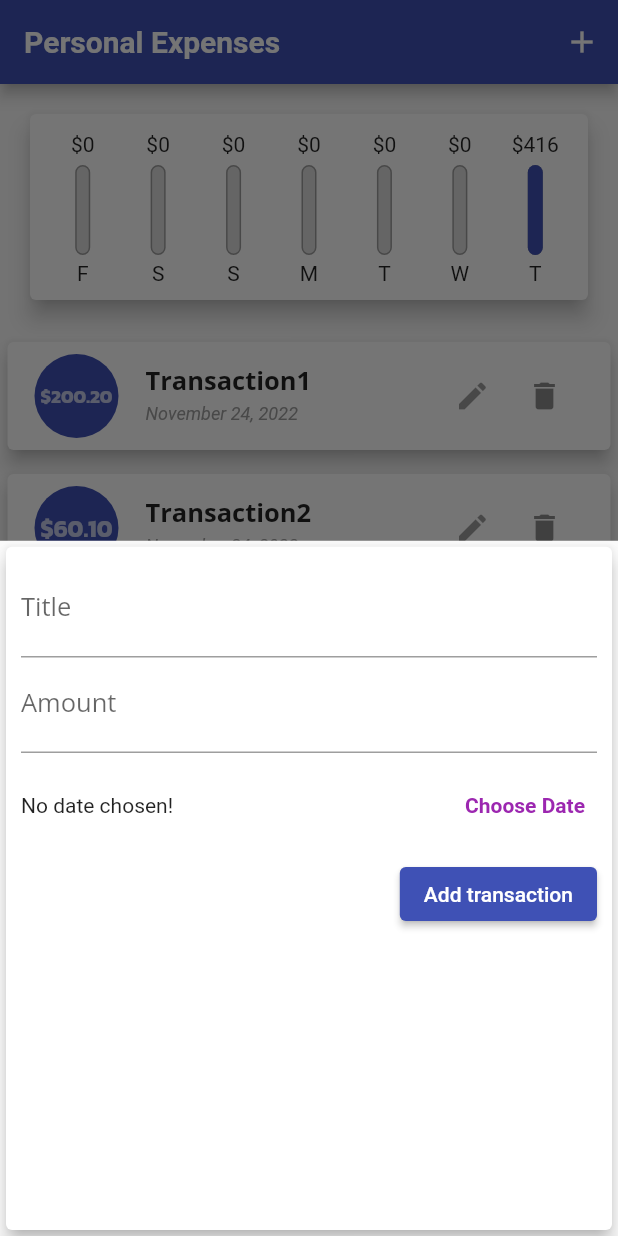
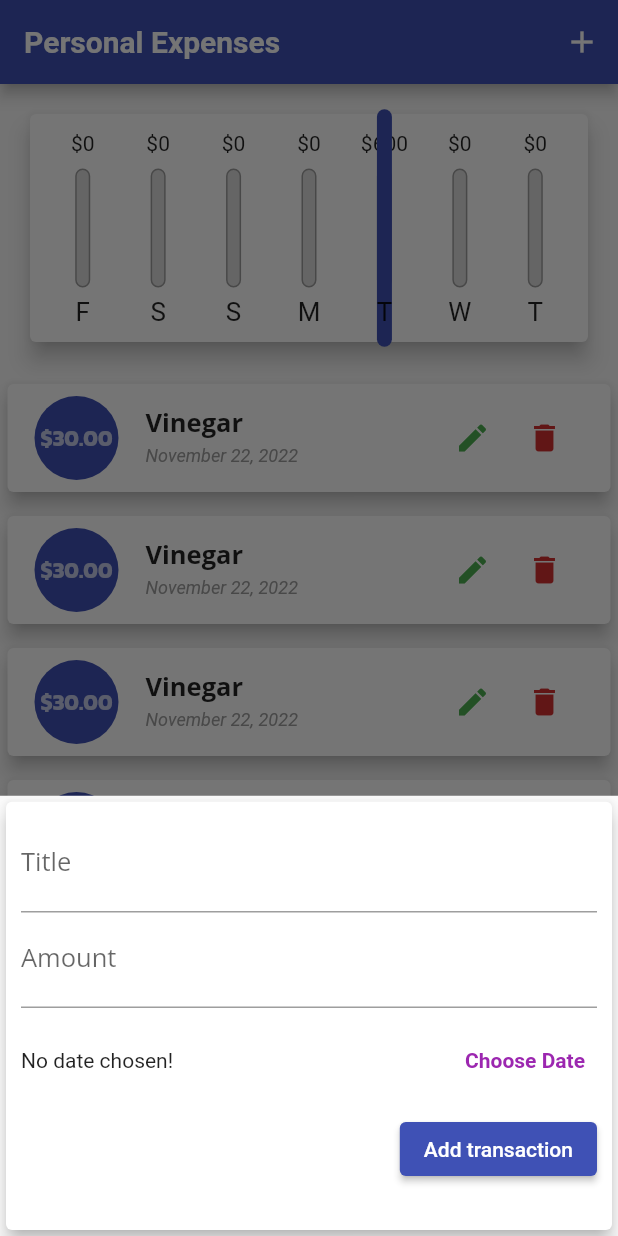
Before and after one commit to k2bralex/expenses_tracker, a Flutter app: the screen it shows after launch, after a tap on the "add" icon, on a phone screen of 412 x 824 dp. Run offline on Flutter 3.47's test engine with Material 2 defaults, Android fonts, the phone set to English and light mode, and no system bars.

Commit message:
edit + random_fill + cupertino

```diff
--- a/lib/main.dart
+++ b/lib/main.dart
@@ -1,12 +1,17 @@
+import 'dart:io';
+
 import 'package:expenses_tracker/widgets/chart.dart';
 import 'package:expenses_tracker/widgets/new_transactions.dart';
 import 'package:expenses_tracker/widgets/transaction_list.dart';
 import 'package:flutter/material.dart';
+import 'package:flutter/cupertino.dart';
 import 'package:expenses_tracker/theme/app_theme_data.dart';
 
 import 'models/transaction.dart';
+import 'models/transction_list_random_fill.dart';
 
 void main() {
+  //SystemChrome.setPreferredOrientations([DeviceOrientation.portraitUp]);
   runApp(const MyApp());
 }
 
@@ -31,38 +36,9 @@ class MyHomePage extends StatefulWidget {
 }
 
 class _MyHomePageState extends State<MyHomePage> {
-  final List<Transaction> _transactionList = [
-    Transaction(
-      id: 't1',
-      title: 'Transaction1',
-      amount: 200.20,
-      date: DateTime.now(),
-    ),
-    Transaction(
-      id: 't2',
-      title: 'Transaction2',
-      amount: 60.10,
-      date: DateTime.now(),
-    ),
-    Transaction(
-      id: 't3',
-      title: 'Transaction3',
-      amount: 18.22,
-      date: DateTime.now(),
-    ),
-    Transaction(
-      id: 't4',
-      title: 'Transaction4',
-      amount: 15.98,
-      date: DateTime.now(),
-    ),
-    Transaction(
-      id: 't5',
-      title: 'Transaction5',
-      amount: 121.45,
-      date: DateTime.now(),
-    ),
-  ];
+  final List<Transaction> _transactionList = transactionListRandomFill(20);
+
+  bool _showChart = false;
 
   List<Transaction> get _recentTransactionList {
     return _transactionList.where((tr) {
@@ -96,10 +72,34 @@ class _MyHomePageState extends State<MyHomePage> {
     });
   }
 
+  void _deleteTransaction(String id) {
+    setState(() {
+      _transactionList.removeWhere((tr) => tr.id == id);
+    });
+  }
+
+  void _editTransaction(String id) {
+    var editTransaction = _transactionList.firstWhere((tr) => tr.id == id);
+    showModalBottomSheet(
+        context: context,
+        builder: (btx) {
+          return GestureDetector(
+            onTap: null,
+            behavior: HitTestBehavior.opaque,
+            child: NewTransaction(
+              addHandler: _addNewTransaction,
+              edited: editTransaction,
+            ),
+          );
+        });
+    _transactionList.removeWhere((tr) => tr.id == id);
+  }
+
   @override
   Widget build(BuildContext context) {
-    return Scaffold(
-      appBar: AppBar(
+    final isLandscape =
+        MediaQuery.of(context).orientation == Orientation.landscape;
+    var appBar = AppBar(
       actions: [
         IconButton(
           onPressed: () => _startNewTransaction(context),
@@ -112,21 +112,101 @@ class _MyHomePageState extends State<MyHomePage> {
       title: const Text(
         'Personal Expenses',
       ),
-      ),
-      body: SingleChildScrollView(
-        child: Column(
+    );
+    final pageBody = LayoutBuilder(builder: (context, constraints) {
+      return Column(
         mainAxisAlignment: MainAxisAlignment.start,
         crossAxisAlignment: CrossAxisAlignment.stretch,
         children: [
-            Chart(
-              recentTransactions: _recentTransactionList,
+          if (isLandscape)
+            Column(
+              children: [
+                SizedBox(
+                  height: constraints.maxHeight * 0.2,
+                  child: Row(
+                    mainAxisAlignment: MainAxisAlignment.center,
+                    children: [
+                      Text(
+                        "Chart Hide",
+                        style: Theme.of(context).textTheme.titleMedium,
                       ),
-            TransactionList(transactions: _transactionList),
+                      Switch.adaptive(
+                          activeColor: Colors.amber,
+                          value: _showChart,
+                          onChanged: (val) {
+                            setState(() {
+                              _showChart = val;
+                            });
+                          }),
+                      Text(
+                        "Show",
+                        style: Theme.of(context).textTheme.titleMedium,
+                      ),
                     ],
                   ),
                 ),
-      floatingActionButtonLocation: FloatingActionButtonLocation.centerFloat,
-      floatingActionButton: FloatingActionButton(
+                _showChart
+                    ? SizedBox(
+                        height: constraints.maxHeight * 0.75,
+                        child: Chart(
+                          recentTransactions: _recentTransactionList,
+                        ),
+                      )
+                    : SizedBox(
+                        height: constraints.maxHeight * 0.75,
+                        child: TransactionList(
+                          transactions: _transactionList,
+                          delete: _deleteTransaction,
+                          edit: _editTransaction,
+                        ),
+                      ),
+              ],
+            ),
+          if (!isLandscape)
+            SizedBox(
+              height: constraints.maxHeight * 0.25,
+              child: Chart(
+                recentTransactions: _recentTransactionList,
+              ),
+            ),
+          if (!isLandscape)
+            SizedBox(
+              height: constraints.maxHeight * 0.75,
+              child: TransactionList(
+                transactions: _transactionList,
+                delete: _deleteTransaction,
+                edit: _editTransaction,
+              ),
+            ),
+        ],
+      );
+    });
+    return Platform.isIOS
+        ? CupertinoPageScaffold(
+            navigationBar: CupertinoNavigationBar(
+              backgroundColor: Theme.of(context).primaryColor,
+              middle: Text(
+                "Personal Expenses",
+                style: Theme.of(context).textTheme.titleLarge,
+              ),
+              trailing: const Padding(
+                padding: EdgeInsets.only(right: 10.0),
+                child: Text(
+                  "Add",
+                  style: TextStyle(color: Colors.white),
+                ),
+              ),
+            ),
+            child: SafeArea(child: pageBody),
+          )
+        : Scaffold(
+            appBar: appBar,
+            body: pageBody,
+            floatingActionButtonLocation:
+                FloatingActionButtonLocation.centerFloat,
+            floatingActionButton: Platform.isIOS
+                ? Container()
+                : FloatingActionButton(
                     onPressed: () => _startNewTransaction(context),
                     child: const Icon(Icons.add),
                   ),
--- /dev/null
+++ b/lib/models/transction_list_random_fill.dart
@@ -0,0 +1,40 @@
+import 'dart:math';
+
+import 'package:expenses_tracker/models/transaction.dart';
+
+List<String> titles = [
+  'Water',
+  'Coffee',
+  'Pasta',
+  'Rice',
+  'Bread',
+  'Meat',
+  'Fish',
+  'Butter',
+  'Milk',
+  'Eggs',
+  'Cheese',
+  'Yogurt',
+  'Onions',
+  'Garlic',
+  'Fruit',
+  'Vegetables',
+  'Vinegar',
+  'Honey'
+];
+
+List<Transaction> transactionListRandomFill(int len) {
+  return List<Transaction>.generate(len, (index) {
+    var tRand = titles.length;
+
+    var now = DateTime.now();
+    Random rnd = Random(now.microsecondsSinceEpoch);
+
+    String id = 'tr#$index';
+    String title = titles[Random().nextInt(tRand)];
+    double amount = 30 + rnd.nextDouble() * Random().nextInt(5)*100;
+    DateTime date = DateTime.now().subtract(Duration(days: Random().nextInt(7)));
+
+    return Transaction(id: id, title: title, amount: amount, date: date);
+  });
+}
--- a/lib/theme/app_theme_data.dart
+++ b/lib/theme/app_theme_data.dart
@@ -5,11 +5,15 @@ class AppThemeData {
     return ThemeData(
       primarySwatch: Colors.indigo,
       textTheme: ThemeData.light().textTheme.copyWith(
-        titleMedium: const TextStyle(
-          fontFamily: 'OpenSans',
-          fontSize: 17,
-        ),
-      ),
+            titleLarge: const TextStyle(
+                fontFamily: 'OpenSans',
+                color: Colors.white,
+                fontWeight: FontWeight.bold),
+            titleMedium: const TextStyle(
+              fontFamily: 'OpenSans',
+              fontSize: 17,
+            ),
+          ),
       appBarTheme: const AppBarTheme(
         titleTextStyle: TextStyle(
           fontWeight: FontWeight.bold,
--- a/lib/widgets/chart.dart
+++ b/lib/widgets/chart.dart
@@ -32,7 +32,9 @@ class Chart extends StatelessWidget {
 
   @override
   Widget build(BuildContext context) {
-    return Card(
+    return SizedBox(
+      height: MediaQuery.of(context).size.height * 0.4,
+      child: Card(
         elevation: 6,
         margin: const EdgeInsets.all(20),
         child: Padding(
@@ -46,9 +48,10 @@ class Chart extends StatelessWidget {
                     label: data['day'],
                     amount: data['amount'],
                     ofTotal:
-                      totalSpending == 0 ? 0.0 : data['amount'] / totalSpending),
+                        totalSpending == 0 ? 0.0 : data['amount'] / totalSpending * 2),
               );
             }).toList(),
+          ),
         ),
       ),
     );
--- a/lib/widgets/chart_bar.dart
+++ b/lib/widgets/chart_bar.dart
@@ -13,18 +13,21 @@ class ChartBar extends StatelessWidget {
 
   @override
   Widget build(BuildContext context) {
+    return LayoutBuilder(builder: (context, constraint) {
       return Column(
         children: [
           SizedBox(
-          height: 20,
+            height: constraint.maxHeight * 0.15,
             child: FittedBox(
               fit: BoxFit.scaleDown,
               child: Text('\$${amount.toStringAsFixed(0)}'),
             ),
           ),
-        const SizedBox(height: 4),
           SizedBox(
-          height: 60,
+            height: constraint.maxHeight * 0.05,
+          ),
+          SizedBox(
+            height: constraint.maxHeight * 0.6,
             width: 10,
             child: Stack(
               alignment: AlignmentDirectional.bottomEnd,
@@ -47,11 +50,17 @@ class ChartBar extends StatelessWidget {
               ],
             ),
           ),
-        const SizedBox(
-          height: 4,
+          SizedBox(
+            height: constraint.maxHeight * 0.05,
           ),
-        Text(label),
+          SizedBox(
+            height: constraint.maxHeight * 0.15,
+            child: FittedBox(
+              child: Text(label),
+            ),
+          ),
         ],
       );
+    });
   }
 }
--- a/lib/widgets/delete_alert_dialog.dart
+++ b/lib/widgets/delete_alert_dialog.dart
@@ -2,10 +2,10 @@ import 'package:flutter/material.dart';
 
 class DeleteAlertDialog extends StatelessWidget {
   final Function deleteHandler;
-  final int index;
+  final String id;
 
   const DeleteAlertDialog(
-      {super.key, required this.deleteHandler, required this.index});
+      {super.key, required this.deleteHandler, required this.id});
 
   @override
   Widget build(BuildContext context) {
@@ -15,7 +15,7 @@ class DeleteAlertDialog extends StatelessWidget {
       actions: [
         TextButton(
           onPressed: () {
-            deleteHandler(index);
+            deleteHandler(id);
             Navigator.of(context).pop();
           },
           child: const Text("Yes"),
--- a/lib/widgets/new_transactions.dart
+++ b/lib/widgets/new_transactions.dart
@@ -1,9 +1,18 @@
+import 'dart:io';
+
 import 'package:flutter/material.dart';
+import 'package:flutter/cupertino.dart';
 import 'package:flutter/services.dart';
 import 'package:intl/intl.dart';
 
+import '../models/transaction.dart';
+
 class NewTransaction extends StatefulWidget {
-  const NewTransaction({super.key, required this.addHandler});
+  NewTransaction({super.key, required this.addHandler, Transaction? edited}) {
+    this.edited = edited;
+  }
+
+  Transaction? edited;
 
   final Function addHandler;
 
@@ -12,9 +21,21 @@ class NewTransaction extends StatefulWidget {
 }
 
 class _NewTransactionState extends State<NewTransaction> {
-  final _titleController = TextEditingController();
-  final _amountController = TextEditingController();
+  late var _titleController = TextEditingController();
+  late var _amountController = TextEditingController();
   DateTime? _selectedDate;
+
+  @override
+  void initState() {
+    super.initState();
+    if (widget.edited != null) {
+      _titleController = TextEditingController(text: widget.edited!.title);
+      _amountController =
+          TextEditingController(text: widget.edited!.amount.toString());
+      _selectedDate = widget.edited!.date;
+      print(_selectedDate.toString());
+    }
+  }
 
   void _submit() {
     final newTitle = _titleController.text;
@@ -47,10 +68,15 @@ class _NewTransactionState extends State<NewTransaction> {
 
   @override
   Widget build(BuildContext context) {
-    return Card(
+    return SingleChildScrollView(
+      child: Card(
         elevation: 5,
         child: Container(
-        padding: const EdgeInsets.all(10),
+          padding: EdgeInsets.only(
+              top: 10,
+              left: 10,
+              right: 10,
+              bottom: MediaQuery.of(context).viewInsets.bottom + 30),
           child: Column(
             crossAxisAlignment: CrossAxisAlignment.end,
             children: [
@@ -79,10 +105,17 @@ class _NewTransactionState extends State<NewTransaction> {
                           ? 'No date chosen!'
                           : 'Picked data: ${DateFormat().add_yMd().format(_selectedDate!)}',
                     ),
-                  TextButton(
+                    Platform.isIOS
+                        ? CupertinoButton(
+                            onPressed: _presentDayPicker,
+                            child: const Text(
+                              'Choose Date',
+                            ),
+                          )
+                        : TextButton(
                             style: ButtonStyle(
-                      foregroundColor:
-                          MaterialStateProperty.all<Color>(Colors.purple),
+                              foregroundColor: MaterialStateProperty.all<Color>(
+                                  Colors.purple),
                             ),
                             onPressed: _presentDayPicker,
                             child: const Text(
@@ -93,13 +126,14 @@ class _NewTransactionState extends State<NewTransaction> {
                   ],
                 ),
               ),
-            ElevatedButton(
+              Platform.isIOS ? CupertinoButton.filled(onPressed: _submit, child: const Text('Add transaction')) : ElevatedButton(
                 onPressed: _submit,
                 child: const Text('Add transaction'),
               ),
             ],
           ),
         ),
+      ),
     );
   }
 }
--- a/lib/widgets/no_transaction_holder.dart
+++ b/lib/widgets/no_transaction_holder.dart
@@ -5,6 +5,7 @@ class NoTransactionHolder extends StatelessWidget {
 
   @override
   Widget build(BuildContext context) {
+    return LayoutBuilder(builder: (context, constraints) {
       return Column(
         children: [
           const Text(
@@ -14,7 +15,7 @@ class NoTransactionHolder extends StatelessWidget {
             height: 10,
           ),
           SizedBox(
-          height: 300,
+            height: constraints.maxHeight * 0.6,
             child: Image.asset(
               'assets/images/pngegg.png',
               fit: BoxFit.fill,
@@ -22,5 +23,6 @@ class NoTransactionHolder extends StatelessWidget {
           ),
         ],
       );
+    });
   }
 }
--- a/lib/widgets/transaction_list.dart
+++ b/lib/widgets/transaction_list.dart
@@ -7,24 +7,24 @@ import 'no_transaction_holder.dart';
 
 class TransactionList extends StatefulWidget {
   final List<Transaction> transactions;
+  final Function delete;
+  final Function edit;
 
-  const TransactionList({super.key, required this.transactions});
+  const TransactionList(
+      {super.key,
+      required this.transactions,
+      required this.delete,
+      required this.edit});
 
   @override
   State<TransactionList> createState() => _TransactionListState();
 }
 
 class _TransactionListState extends State<TransactionList> {
-  void _deleteTransaction(int index) {
-    setState(() {
-      widget.transactions.removeAt(index);
-    });
-  }
-
   @override
   Widget build(BuildContext context) {
     return SizedBox(
-      height: 400,
+      height: MediaQuery.of(context).size.height * 0.6,
       child: widget.transactions.isEmpty
           ? const NoTransactionHolder()
           : ListView.builder(
@@ -68,19 +68,22 @@ class _TransactionListState extends State<TransactionList> {
                       child: Row(
                         children: [
                           IconButton(
-                            onPressed: null,
+                            onPressed: () =>
+                                widget.edit(widget.transactions[index].id),
                             icon: Icon(Icons.edit),
+                            color: Colors.green,
                           ),
                           IconButton(
                             onPressed: () => showDialog(
                               context: context,
                               builder: (BuildContext context) =>
                                   DeleteAlertDialog(
-                                deleteHandler: _deleteTransaction,
-                                index: index,
+                                deleteHandler: widget.delete,
+                                id: widget.transactions[index].id,
                               ),
                             ),
-                            icon: Icon(Icons.delete),
+                            icon: const Icon(Icons.delete),
+                            color: Theme.of(context).errorColor,
                           ),
                         ],
                       ),
```
Lines whose indentation alone changed are shown as unchanged.
